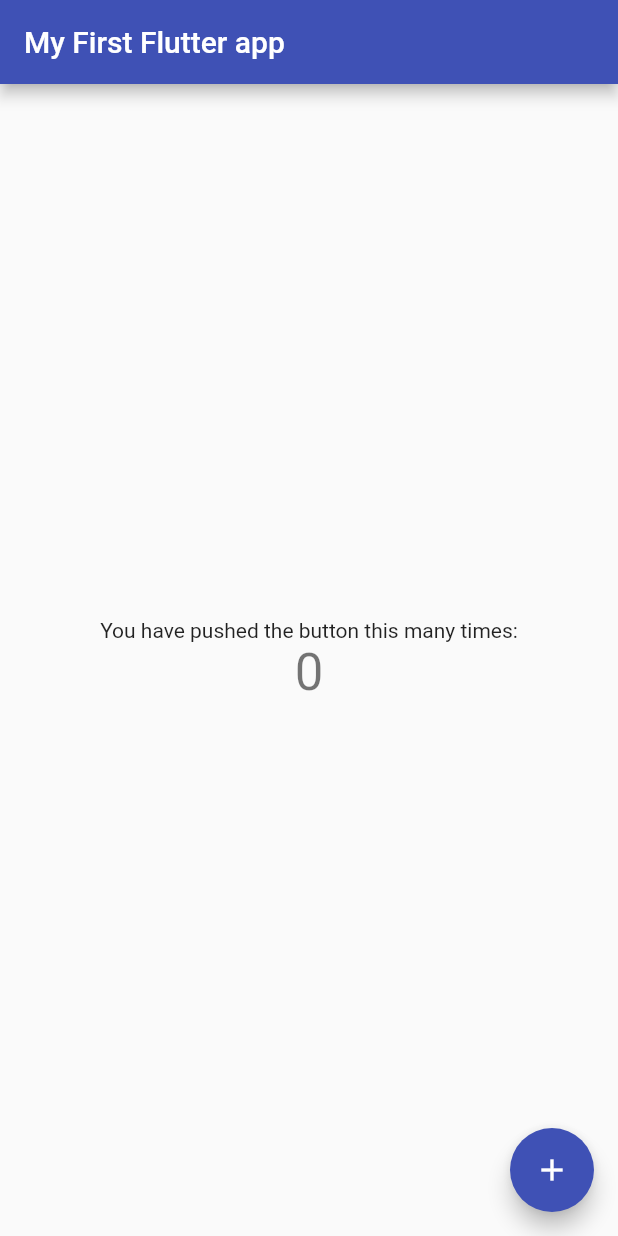
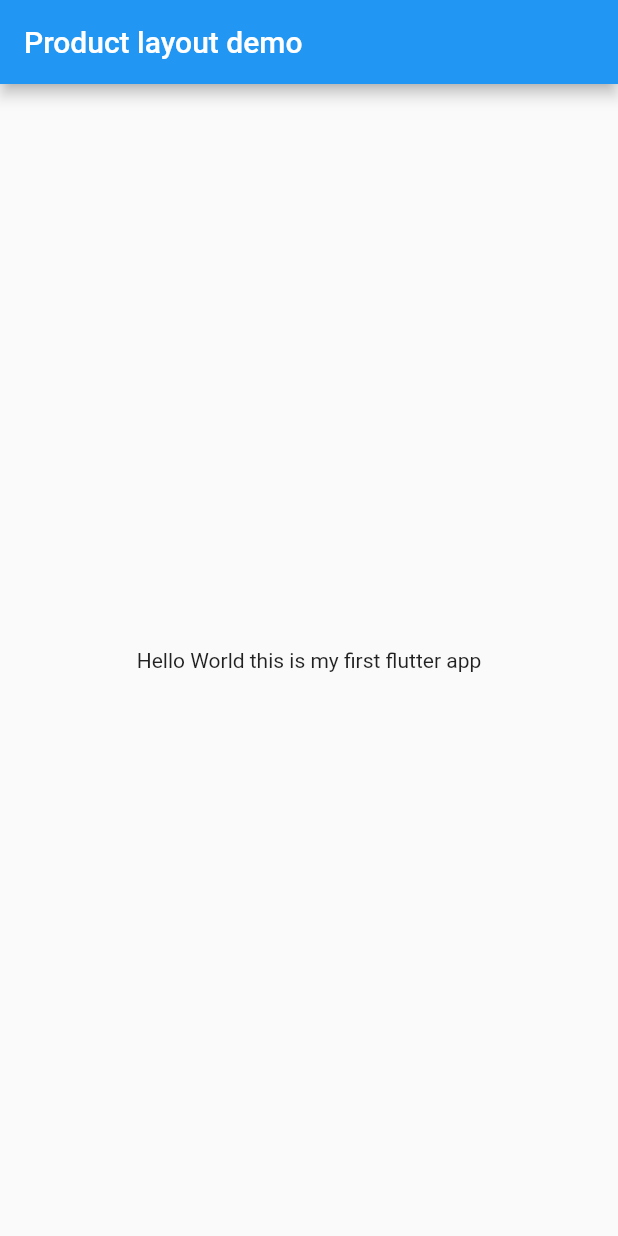
Before and after one commit to brianngeywo/mopesa-flutter, a Flutter app: the screen it shows after launch, on a phone screen of 412 x 824 dp. Run offline on Flutter 3.47's test engine with Material 2 defaults, Android fonts, the phone set to English and light mode, and no system bars.

Commit message:
mopesa flutter app

```diff
--- a/lib/main.dart
+++ b/lib/main.dart
@@ -1,113 +1,76 @@
+// single widget app
+
+// import 'package:flutter/material.dart';
+
+// void main() => runApp(MyApp());
+
+// class MyApp extends StatelessWidget {
+//   // This widget is the root of your application.
+//   @override
+//   Widget build(BuildContext context) {
+//     return MaterialApp(
+//       title: 'Hello World Demo Application',
+//       theme: ThemeData(
+//         primarySwatch: Colors.indigo,
+//       ),
+//       home: MyHomePage(title: 'Home page'),
+//     );
+//   }
+// }
+
+// class MyHomePage extends StatelessWidget {
+//   MyHomePage({Key key, this.title}) : super(key: key);
+//   final String title;
+//   @override
+//   Widget build(BuildContext context) {
+//     return Container(
+//         decoration: BoxDecoration(
+//           color: Colors.white,
+//         ),
+//         padding: EdgeInsets.all(50),
+//         child: Center(
+//           child: Text(
+//             'First App',
+//             style: TextStyle(
+//               color: Colors.black,
+//               letterSpacing: 0.5,
+//               fontSize: 20,
+//             ),
+//             textDirection: TextDirection.ltr,
+//           ),
+//         ));
+//   }
+// }
+
+//multiple widgets app
 import 'package:flutter/material.dart';
 
-void main() {
-  runApp(MyApp());
-}
+void main() => runApp(MyApp());
 
 class MyApp extends StatelessWidget {
-  // This widget is the root of your application.
   @override
   Widget build(BuildContext context) {
     return MaterialApp(
       title: 'Flutter Demo',
       theme: ThemeData(
-        // This is the theme of your application.
-        //
-        // Try running your application with "flutter run". You'll see the
-        // application has a blue toolbar. Then, without quitting the app, try
-        // changing the primarySwatch below to Colors.green and then invoke
-        // "hot reload" (press "r" in the console where you ran "flutter run",
-        // or simply save your changes to "hot reload" in a Flutter IDE).
-        // Notice that the counter didn't reset back to zero; the application
-        // is not restarted.
-        primarySwatch: Colors.indigo,
+        primarySwatch: Colors.blue,
       ),
-      home: MyHomePage(title: 'My First Flutter app'),
+      home: MyHomePage(title: 'Product layout demo'),
     );
   }
 }
 
-class MyHomePage extends StatefulWidget {
+class MyHomePage extends StatelessWidget {
   MyHomePage({Key key, this.title}) : super(key: key);
-
-  // This widget is the home page of your application. It is stateful, meaning
-  // that it has a State object (defined below) that contains fields that affect
-  // how it looks.
-
-  // This class is the configuration for the state. It holds the values (in this
-  // case the title) provided by the parent (in this case the App widget) and
-  // used by the build method of the State. Fields in a Widget subclass are
-  // always marked "final".
-
   final String title;
-
-  @override
-  _MyHomePageState createState() => _MyHomePageState();
-}
-
-class _MyHomePageState extends State<MyHomePage> {
-  int _counter = 0;
-
-  void _incrementCounter() {
-    setState(() {
-      // This call to setState tells the Flutter framework that something has
-      // changed in this State, which causes it to rerun the build method below
-      // so that the display can reflect the updated values. If we changed
-      // _counter without calling setState(), then the build method would not be
-      // called again, and so nothing would appear to happen.
-      _counter++;
-    });
-  }
-
   @override
   Widget build(BuildContext context) {
-    // This method is rerun every time setState is called, for instance as done
-    // by the _incrementCounter method above.
-    //
-    // The Flutter framework has been optimized to make rerunning build methods
-    // fast, so that you can just rebuild anything that needs updating rather
-    // than having to individually change instances of widgets.
     return Scaffold(
       appBar: AppBar(
-        // Here we take the value from the MyHomePage object that was created by
-        // the App.build method, and use it to set our appbar title.
-        title: Text(widget.title),
+        title: Text(this.title),
       ),
       body: Center(
-        // Center is a layout widget. It takes a single child and positions it
-        // in the middle of the parent.
-        child: Column(
-          // Column is also a layout widget. It takes a list of children and
-          // arranges them vertically. By default, it sizes itself to fit its
-          // children horizontally, and tries to be as tall as its parent.
-          //
-          // Invoke "debug painting" (press "p" in the console, choose the
-          // "Toggle Debug Paint" action from the Flutter Inspector in Android
-          // Studio, or the "Toggle Debug Paint" command in Visual Studio Code)
-          // to see the wireframe for each widget.
-          //
-          // Column has various properties to control how it sizes itself and
-          // how it positions its children. Here we use mainAxisAlignment to
-          // center the children vertically; the main axis here is the vertical
-          // axis because Columns are vertical (the cross axis would be
-          // horizontal).
-          mainAxisAlignment: MainAxisAlignment.center,
-          children: <Widget>[
-            Text(
-              'You have pushed the button this many times:',
-            ),
-            Text(
-              '$_counter',
-              style: Theme.of(context).textTheme.headline4,
-            ),
-          ],
-        ),
-      ),
-      floatingActionButton: FloatingActionButton(
-        onPressed: _incrementCounter,
-        tooltip: 'Increment',
-        child: Icon(Icons.add),
-      ), // This trailing comma makes auto-formatting nicer for build methods.
+        child: Text('Hello World this is my first flutter app')),
     );
   }
 }
```
